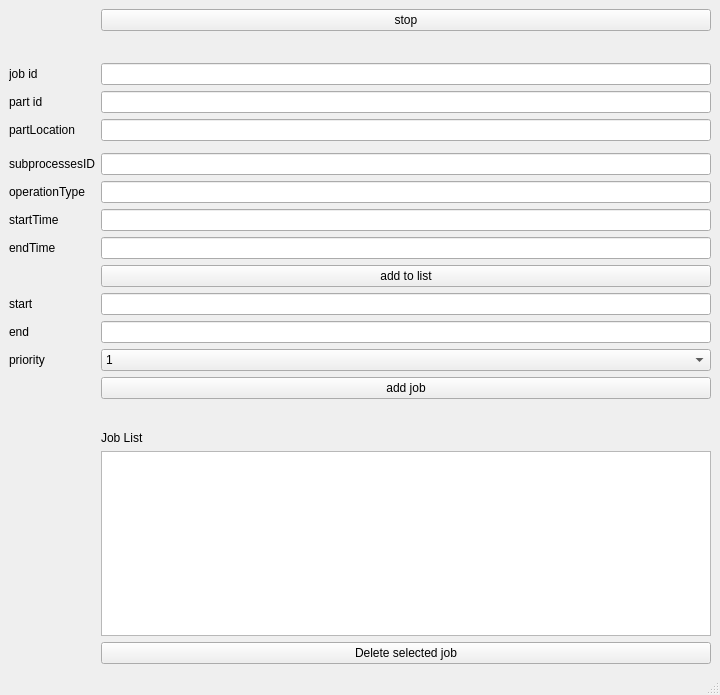
Above: src/gui/gui/Interface.ui from robosam2003/fams_ws before the change. Below: the same form after it.
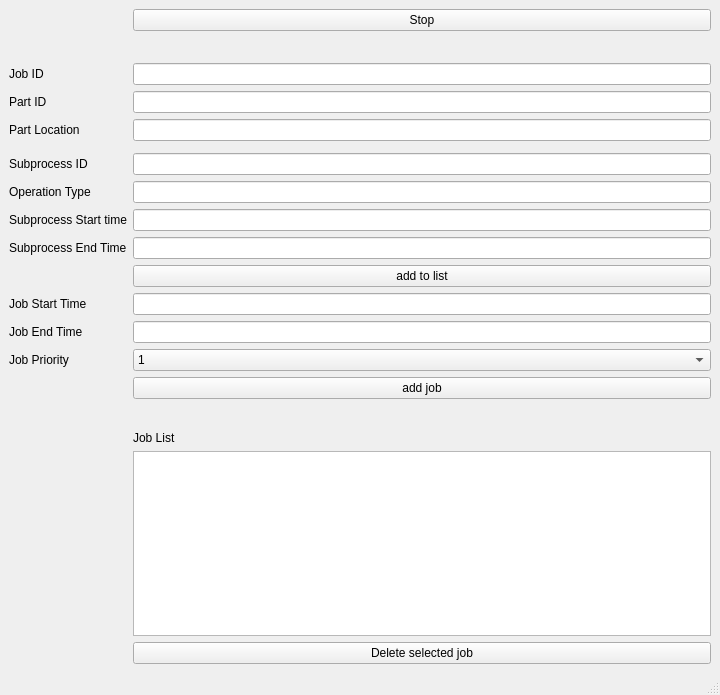
That is the form after the change. Icons and pictures are not drawn.

What changed in the file:
```diff
--- a/src/gui/gui/Interface.ui
+++ b/src/gui/gui/Interface.ui
@@ -18,10 +18,7 @@
     <item row="1" column="1">
      <widget class="QPushButton" name="stopButton">
       <property name="text">
-       <string>stop</string>
-      </property>
-      <property name="icon">
-       <iconset theme="media-playback-stop"/>
+       <string>Stop</string>
       </property>
       <property name="autoRepeat">
        <bool>false</bool>
@@ -44,7 +41,7 @@
     <item row="5" column="0">
      <widget class="QLabel" name="label">
       <property name="text">
-       <string>job id</string>
+       <string>Job ID</string>
       </property>
      </widget>
     </item>
@@ -54,7 +51,7 @@
     <item row="8" column="0">
      <widget class="QLabel" name="label_2">
       <property name="text">
-       <string>part id</string>
+       <string>Part ID</string>
       </property>
      </widget>
     </item>
@@ -64,7 +61,7 @@
     <item row="10" column="0">
      <widget class="QLabel" name="label_11">
       <property name="text">
-       <string>partLocation</string>
+       <string>Part Location</string>
       </property>
      </widget>
     </item>
@@ -77,7 +74,7 @@
     <item row="13" column="0">
      <widget class="QLabel" name="label_3">
       <property name="text">
-       <string>subprocessesID</string>
+       <string>Subprocess ID</string>
       </property>
      </widget>
     </item>
@@ -91,7 +88,7 @@
     <item row="14" column="0">
      <widget class="QLabel" name="label_7">
       <property name="text">
-       <string>operationType</string>
+       <string>Operation Type</string>
       </property>
      </widget>
     </item>
@@ -101,7 +98,7 @@
     <item row="15" column="0">
      <widget class="QLabel" name="label_8">
       <property name="text">
-       <string>startTime</string>
+       <string>Subprocess Start time</string>
       </property>
      </widget>
     </item>
@@ -111,7 +108,7 @@
     <item row="16" column="0">
      <widget class="QLabel" name="label_9">
       <property name="text">
-       <string>endTime</string>
+       <string>Subprocess End Time</string>
       </property>
      </widget>
     </item>
@@ -128,7 +125,7 @@
     <item row="18" column="0">
      <widget class="QLabel" name="label_4">
       <property name="text">
-       <string>start</string>
+       <string>Job Start Time</string>
       </property>
      </widget>
     </item>
@@ -138,7 +135,7 @@
     <item row="21" column="0">
      <widget class="QLabel" name="label_5">
       <property name="text">
-       <string>end</string>
+       <string>Job End Time</string>
       </property>
      </widget>
     </item>
@@ -148,7 +145,7 @@
     <item row="24" column="0">
      <widget class="QLabel" name="label_6">
       <property name="text">
-       <string>priority</string>
+       <string>Job Priority</string>
       </property>
      </widget>
     </item>
```
